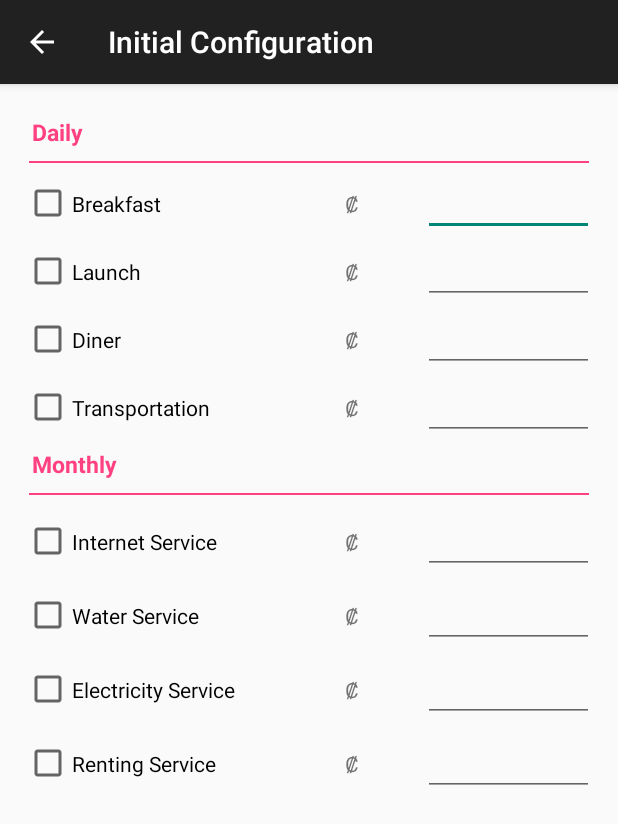
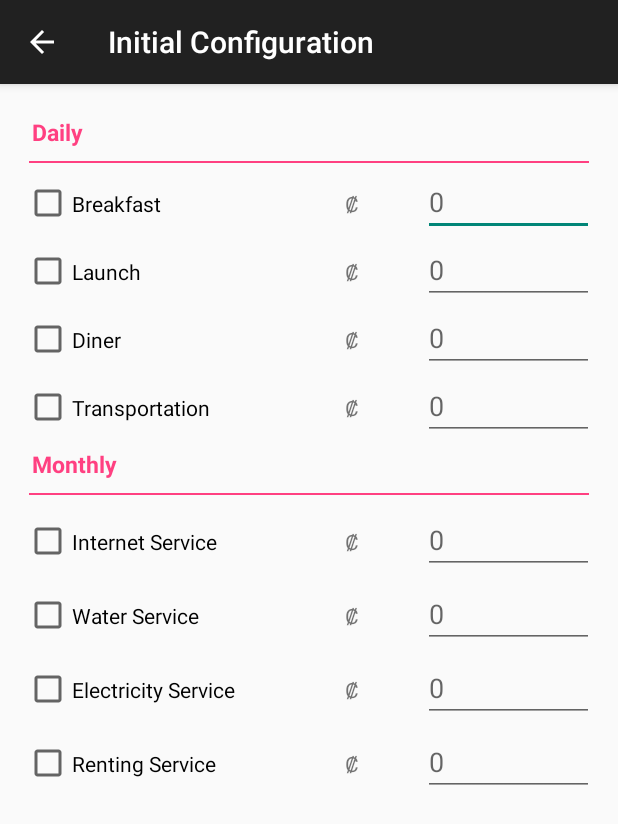
Before and after one commit to Renki27/Saver, an Android app: the InitialConfiguration screen opened directly, with no data from a screen before it, on a phone screen of 412 x 824 dp. Shown: the top 824 px of the screen. Run offline under Robolectric (Android 15) with nearby library versions, the phone set to English and light mode, and no system bars.

Commit message:
hints CB

```diff
--- a/app/src/main/java/com/firecaster/saver/InitialConfiguration.java
+++ b/app/src/main/java/com/firecaster/saver/InitialConfiguration.java
@@ -9,14 +9,15 @@ import android.widget.CheckBox;
 import android.widget.EditText;
 import android.widget.RadioButton;
 import android.widget.TextView;
+import android.widget.Toast;
 
 public class InitialConfiguration extends AppCompatActivity {
     public static String CURRENCY_SYMBOL = "";
     public static final String CURRENCY_SELECTION = "currencySelection";
     public static final String VALUES = "values";
     private TextView c1, c2, c3, c4, c5, c6, c7, c8;
-    private EditText txt1,txt2,txt3,txt4,txt5,txt6,txt7,txt8;
-    private CheckBox breakfast,launch,diner, trans, inter, water, elect, rent;
+    private EditText txt1, txt2, txt3, txt4, txt5, txt6, txt7, txt8;
+    private CheckBox breakfast, launch, diner, trans, inter, water, elect, rent;
 
     private String cs;
 
@@ -91,6 +92,13 @@ public class InitialConfiguration extends AppCompatActivity {
             }
         });
 
+        inter.setOnClickListener(new View.OnClickListener() {
+            @Override
+            public void onClick(View v) {
+                verifyCB(inter, txt5);
+            }
+        });
+
         water.setOnClickListener(new View.OnClickListener() {
             @Override
             public void onClick(View v) {
@@ -98,12 +106,6 @@ public class InitialConfiguration extends AppCompatActivity {
             }
         });
 
-        inter.setOnClickListener(new View.OnClickListener() {
-            @Override
-            public void onClick(View v) {
-                verifyCB(inter, txt5);
-            }
-        });
 
         elect.setOnClickListener(new View.OnClickListener() {
             @Override
@@ -138,7 +140,7 @@ public class InitialConfiguration extends AppCompatActivity {
         cs = sharedPreferences.getString("Currency", "No Data");
     }
 
-    public void saveUserValues(){
+    public void saveUserValues() {
         SharedPreferences sp = getSharedPreferences(VALUES, 0);
         SharedPreferences.Editor editor = sp.edit();
 
@@ -153,19 +155,22 @@ public class InitialConfiguration extends AppCompatActivity {
 
         editor.commit();
     }
+
+
     @Override
     public void onBackPressed() {
 
         saveUserValues();
+        Toast.makeText(this, "data saved", Toast.LENGTH_LONG).show();
 
     }
 
     //verifica el checkbox
-    public void verifyCB(CheckBox cb, EditText et){
+    public void verifyCB(CheckBox cb, EditText et) {
 
-        if(cb.isChecked()){
+        if (cb.isChecked()) {
             et.setEnabled(true);
-        }else{
+        } else {
             et.setEnabled(false);
         }
 
@@ -175,7 +180,7 @@ public class InitialConfiguration extends AppCompatActivity {
         String value = "₡";
         SharedPreferences sharedPreferences = getSharedPreferences(CURRENCY_SELECTION, 0);
         String csTemp = sharedPreferences.getString("Currency", "No Data");
-        if(csTemp.equals("No Data")) {
+        if (csTemp.equals("No Data")) {
             SharedPreferences.Editor editor = sharedPreferences.edit();
             editor.putString("Currency", value);
             editor.commit();
--- a/app/src/main/res/layout/activity_initial_configuration.xml
+++ b/app/src/main/res/layout/activity_initial_configuration.xml
@@ -58,6 +58,7 @@
             android:layout_width="50dp"
             android:layout_height="wrap_content"
             android:layout_weight="1"
+            android:hint="@string/zero"
             android:inputType="number" />
     </LinearLayout>
 
@@ -86,6 +87,7 @@
             android:layout_width="50dp"
             android:layout_height="wrap_content"
             android:layout_weight="1"
+            android:hint="@string/zero"
             android:inputType="number" />
     </LinearLayout>
 
@@ -114,6 +116,7 @@
             android:layout_width="50dp"
             android:layout_height="wrap_content"
             android:layout_weight="1"
+            android:hint="@string/zero"
             android:inputType="number" />
     </LinearLayout>
 
@@ -142,15 +145,16 @@
             android:layout_width="50dp"
             android:layout_height="wrap_content"
             android:layout_weight="1"
+            android:hint="@string/zero"
             android:inputType="number" />
     </LinearLayout>
 
     <LinearLayout
+        android:id="@+id/monthly"
         android:layout_width="wrap_content"
         android:layout_height="wrap_content"
-        android:orientation="vertical"
         android:layout_below="@+id/transportation"
-        android:id="@+id/monthly">
+        android:orientation="vertical">
 
 
         <TextView
@@ -171,10 +175,10 @@
         android:id="@+id/internet"
         android:layout_width="match_parent"
         android:layout_height="wrap_content"
-        android:orientation="horizontal"
+        android:layout_alignParentStart="true"
         android:layout_below="@+id/monthly"
-        android:layout_alignParentStart="true"
-        android:layout_marginTop="4dp">
+        android:layout_marginTop="4dp"
+        android:orientation="horizontal">
 
         <CheckBox
             android:id="@+id/cb_internet"
@@ -194,6 +198,7 @@
             android:layout_width="50dp"
             android:layout_height="wrap_content"
             android:layout_weight="1"
+            android:hint="@string/zero"
             android:inputType="number" />
     </LinearLayout>
 
@@ -201,10 +206,10 @@
         android:id="@+id/water"
         android:layout_width="match_parent"
         android:layout_height="wrap_content"
-        android:orientation="horizontal"
+        android:layout_alignParentStart="true"
         android:layout_below="@+id/internet"
-        android:layout_alignParentStart="true"
-        android:layout_marginTop="4dp">
+        android:layout_marginTop="4dp"
+        android:orientation="horizontal">
 
         <CheckBox
             android:id="@+id/cb_Water"
@@ -224,6 +229,7 @@
             android:layout_width="50dp"
             android:layout_height="wrap_content"
             android:layout_weight="1"
+            android:hint="@string/zero"
             android:inputType="number" />
     </LinearLayout>
 
@@ -231,10 +237,10 @@
         android:id="@+id/electricity"
         android:layout_width="match_parent"
         android:layout_height="wrap_content"
-        android:orientation="horizontal"
+        android:layout_alignParentStart="true"
         android:layout_below="@+id/water"
-        android:layout_alignParentStart="true"
-        android:layout_marginTop="4dp">
+        android:layout_marginTop="4dp"
+        android:orientation="horizontal">
 
         <CheckBox
             android:id="@+id/cb_Electricity"
@@ -254,6 +260,7 @@
             android:layout_width="50dp"
             android:layout_height="wrap_content"
             android:layout_weight="1"
+            android:hint="@string/zero"
             android:inputType="number" />
     </LinearLayout>
 
@@ -261,10 +268,10 @@
         android:id="@+id/renting"
         android:layout_width="match_parent"
         android:layout_height="wrap_content"
-        android:orientation="horizontal"
+        android:layout_alignParentStart="true"
         android:layout_below="@+id/electricity"
-        android:layout_alignParentStart="true"
-        android:layout_marginTop="4dp">
+        android:layout_marginTop="4dp"
+        android:orientation="horizontal">
 
         <CheckBox
             android:id="@+id/cb_Renting"
@@ -284,6 +291,7 @@
             android:layout_width="50dp"
             android:layout_height="wrap_content"
             android:layout_weight="1"
+            android:hint="@string/zero"
             android:inputType="number" />
     </LinearLayout>
 
--- a/app/src/main/res/values/strings.xml
+++ b/app/src/main/res/values/strings.xml
@@ -224,6 +224,7 @@ aplicar salsa encima
     <string name="water">Water Service</string>
     <string name="electricity">Electricity Service</string>
     <string name="renting">Renting Service</string>
+    <string name="zero">0</string>
 
 
 </resources>
```
